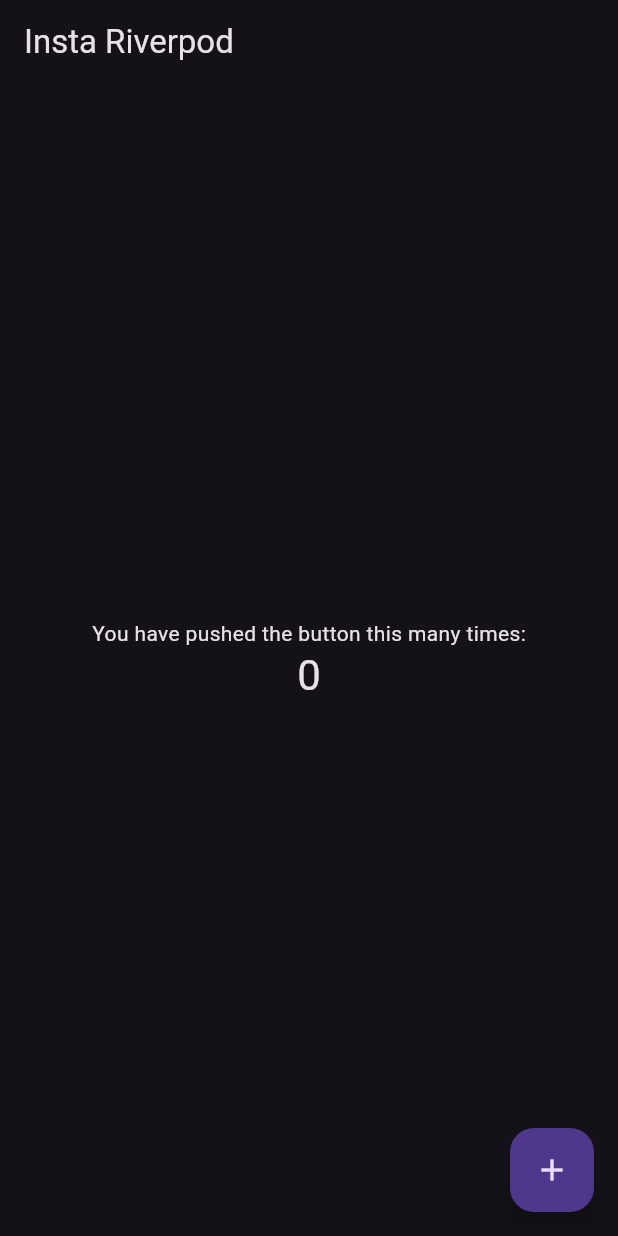
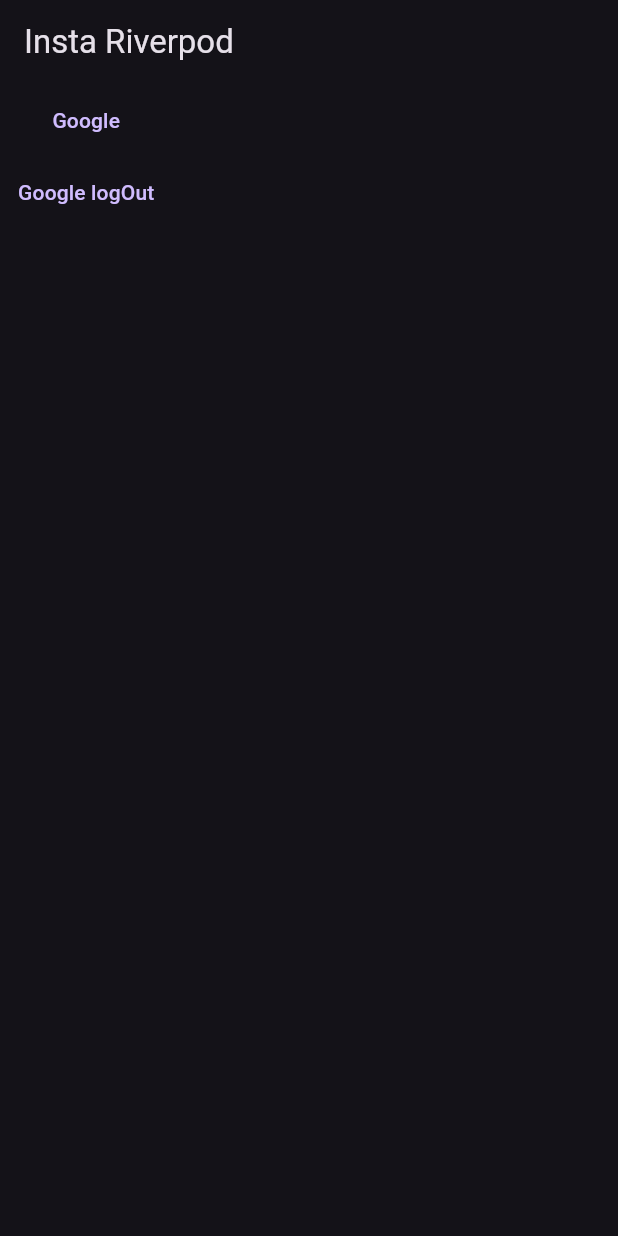
Before and after one commit to romaGri/insta_riverpod, a Flutter app: the screen it shows after launch, on a phone screen of 412 x 824 dp. Run offline on Flutter 3.47's test engine with Material 2 defaults, Android fonts, the phone set to English and light mode, and no system bars; our stand-ins replace firebase_auth, firebase_core, google_sign_in; accounts and stored records are empty.

Commit message:
added google auth

```diff
--- a/lib/main.dart
+++ b/lib/main.dart
@@ -1,6 +1,13 @@
 import 'package:flutter/material.dart';
 import 'package:firebase_core/firebase_core.dart';
+import 'package:insta_riverpod/state/auth/backend/authenticator.dart';
 import 'firebase_options.dart';
+
+import 'dart:developer' as devtools show log;
+
+extension Log on Object {
+  void log() => devtools.log(toString());
+}
 
 void main() async {
   WidgetsFlutterBinding.ensureInitialized();
@@ -21,53 +28,36 @@
       title: 'Insta Riverpod',
       theme: ThemeData.dark(useMaterial3: true),
       darkTheme: ThemeData.dark(useMaterial3: true),
-      home: const MyHomePage(title: 'Insta Riverpod'),
+      home: const HomePage(),
     );
   }
 }
 
-class MyHomePage extends StatefulWidget {
-  const MyHomePage({super.key, required this.title});
-
-  final String title;
-
-  @override
-  State<MyHomePage> createState() => _MyHomePageState();
-}
-
-class _MyHomePageState extends State<MyHomePage> {
-  int _counter = 0;
-
-  void _incrementCounter() {
-    setState(() {
-      _counter++;
-    });
-  }
+class HomePage extends StatelessWidget {
+  const HomePage({super.key});
 
   @override
   Widget build(BuildContext context) {
     return Scaffold(
       appBar: AppBar(
-        title: Text(widget.title),
+        title: const Text('Insta Riverpod'),
       ),
-      body: Center(
-        child: Column(
-          mainAxisAlignment: MainAxisAlignment.center,
-          children: <Widget>[
-            const Text(
-              'You have pushed the button this many times:',
-            ),
-            Text(
-              '$_counter',
-              style: Theme.of(context).textTheme.headlineMedium,
-            ),
-          ],
-        ),
-      ),
-      floatingActionButton: FloatingActionButton(
-        onPressed: _incrementCounter,
-        tooltip: 'Increment',
-        child: const Icon(Icons.add),
+      body: Column(
+        children: [
+          TextButton(
+            onPressed: () async {
+              final result = await Authenticator().logInWithGoogle();
+              result.log();
+            },
+            child: const Text('Google'),
+          ),
+          TextButton(
+            onPressed: () async {
+              await Authenticator().logOut();
+            },
+            child: const Text('Google logOut'),
+          ),
+        ],
       ),
     );
   }
--- /dev/null
+++ b/lib/state/auth/backend/authenticator.dart
@@ -0,0 +1,77 @@
+import 'package:firebase_auth/firebase_auth.dart';
+import 'package:google_sign_in/google_sign_in.dart';
+import 'package:insta_riverpod/state/auth/constants/const.dart';
+import 'package:insta_riverpod/state/auth/models/index.dart';
+
+class Authenticator {
+  String? get userId => FirebaseAuth.instance.currentUser?.uid;
+  bool get isAlreadyLoggedIn => userId != null;
+  String get displayName =>
+      FirebaseAuth.instance.currentUser?.displayName ?? '';
+  String? get email => FirebaseAuth.instance.currentUser?.email;
+
+  Future<void> logOut() async {
+    await FirebaseAuth.instance.signOut();
+    await GoogleSignIn().signOut();
+    //await FacebookAuth.instance.logOut();
+  }
+
+  // Future<AuthResult> logInWithFacebook() async {
+  //   final loginResult = await FacebookAuth.instance.login();
+  //   final token = loginResult.accessToken?.token;
+  //   if (token == null) {
+  //     return AuthResult.aborted;
+  //   }
+
+  //   final oauthCredential = FacebookAuthProvider.credential(token);
+  //   try {
+  //     await FirebaseAuth.instance.signInWithCredential(oauthCredential);
+
+  //     return AuthResult.success;
+  //   } on FirebaseAuthException catch (e) {
+  //     final email = e.email;
+  //     final credential = e.credential;
+
+  //     if (e.code == Constants.accountExistsWithDifferentCredential &&
+  //         email != null &&
+  //         credential != null) {
+  //       final providers =
+  //           await FirebaseAuth.instance.fetchSignInMethodsForEmail(email);
+
+  //       if (providers.contains(Constants.googleCom)) {
+  //         await logInWithGoogle();
+  //         FirebaseAuth.instance.currentUser?.linkWithCredential(credential);
+  //       }
+
+  //       return AuthResult.success;
+  //     }
+
+  //     return AuthResult.failure;
+  //   }
+  // }
+
+  Future<AuthResult> logInWithGoogle() async {
+    final googleSignIn = GoogleSignIn(
+      scopes: [Constants.emailScope],
+    );
+
+    final signInAccount = await googleSignIn.signIn();
+    if (signInAccount == null) {
+      return AuthResult.aborted;
+    }
+
+    final googleAuth = await signInAccount.authentication;
+    final oauthCredentials = GoogleAuthProvider.credential(
+      accessToken: googleAuth.accessToken,
+      idToken: googleAuth.idToken,
+    );
+
+    try {
+      await FirebaseAuth.instance.signInWithCredential(oauthCredentials);
+
+      return AuthResult.success;
+    } catch (e) {
+      return AuthResult.failure;
+    }
+  }
+}
--- /dev/null
+++ b/lib/state/auth/constants/const.dart
@@ -0,0 +1,8 @@
+class Constants {
+  static const accountExistsWithDifferentCredential =
+      'account-Exists-With-Different-Credential';
+  static const googleCom = 'google.com';
+  static const emailScope = 'email';
+
+  const Constants._();
+}
--- /dev/null
+++ b/lib/state/auth/models/auth_result.dart
@@ -0,0 +1 @@
+enum AuthResult { aborted, success, failure }
--- /dev/null
+++ b/lib/state/auth/models/index.dart
@@ -0,0 +1,2 @@
+export 'auth_result.dart';
+export 'auth_state.dart';
```
Also changed, not shown: lib/state/auth/models/auth_state.dart (added, +36 -0 lines), 2 other files.
